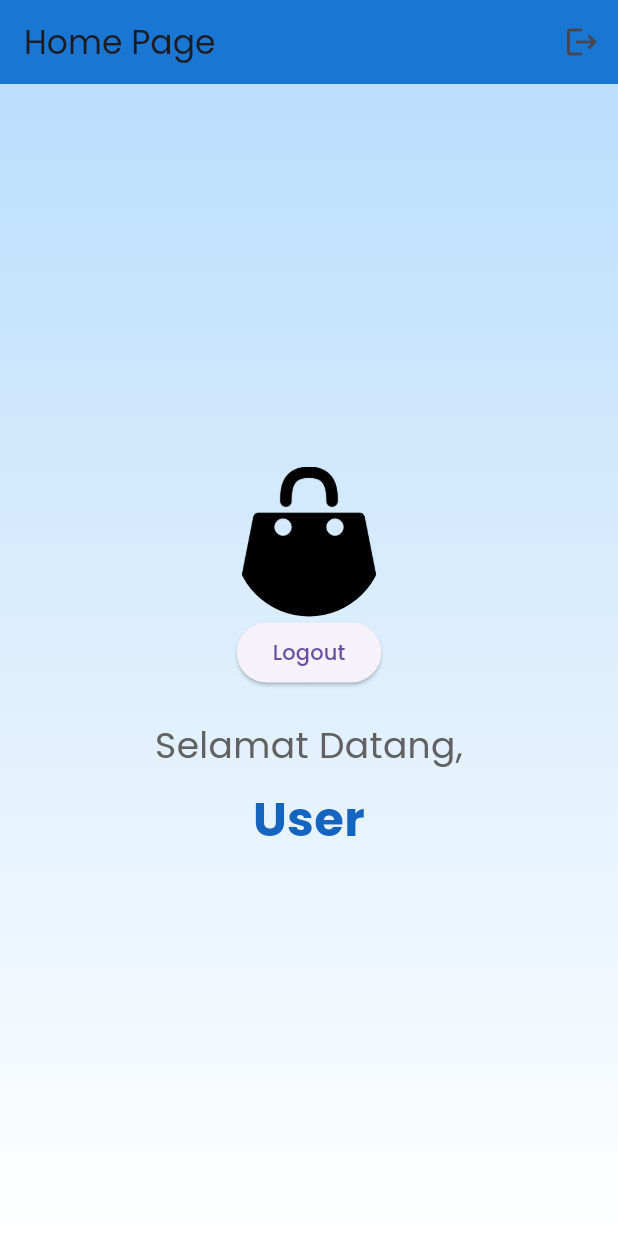
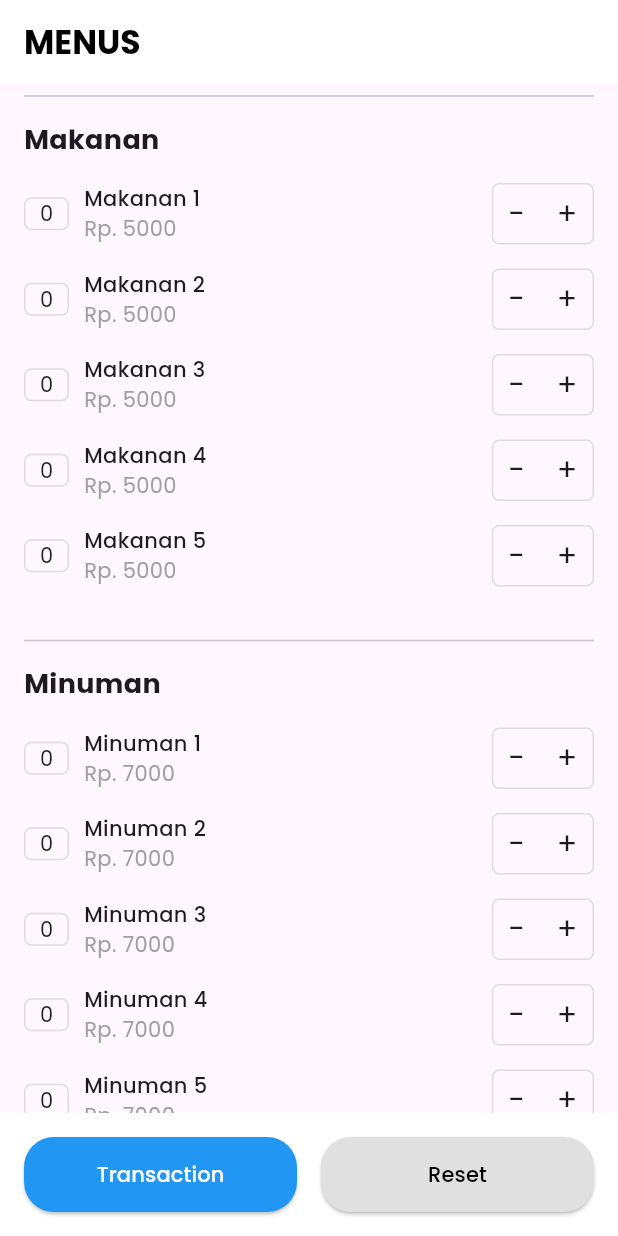
Before and after one commit to Hillmi-Nazwar/Mini_Project_Aplikasi_Mobile, a Flutter app: the HomePage screen opened directly, on a phone screen of 412 x 824 dp. Run offline on Flutter 3.47's test engine with Material 3 defaults, Android fonts, the phone set to English and light mode, and no system bars; our stand-ins replace google_fonts, shared_preferences; accounts and stored records are empty.

Commit message:
mathew change

```diff
--- /dev/null
+++ b/lib/log/fet.dart
@@ -0,0 +1,45 @@
+import 'package:flutter/material.dart';
+
+class TransactionPage extends StatelessWidget {
+  const TransactionPage({super.key});
+
+  @override
+  Widget build(BuildContext context) {
+    return Scaffold(
+      appBar: AppBar(
+        title: const Text("Transaction"),
+        backgroundColor: Colors.blue,
+        foregroundColor: Colors.white,
+      ),
+      body: Center(
+        child: Column(
+          mainAxisAlignment: MainAxisAlignment.center,
+          children: [
+            const Icon(
+              Icons.check_circle_outline,
+              size: 100,
+              color: Colors.green,
+            ),
+            const SizedBox(height: 20),
+            const Text(
+              "Transaksi Berhasil!",
+              style: TextStyle(fontSize: 24, fontWeight: FontWeight.bold),
+            ),
+            const SizedBox(height: 10),
+            const Text(
+              "Terima kasih atas pesanan Anda.",
+              style: TextStyle(fontSize: 16),
+            ),
+            const SizedBox(height: 40),
+            ElevatedButton(
+              onPressed: () {
+                Navigator.pop(context);
+              },
+              child: const Text("Kembali ke Menu"),
+            ),
+          ],
+        ),
+      ),
+    );
+  }
+}
--- a/lib/log/home_page.dart
+++ b/lib/log/home_page.dart
@@ -1,79 +1,188 @@
 import 'package:flutter/material.dart';
-import 'login_page.dart';
-import 'session_manager.dart';
-
-class HomePage extends StatelessWidget {
+import 'package:flutter/widgets.dart';
+import 'package:flutter/cupertino.dart';
+import 'fet.dart';
+class HomePage extends StatefulWidget {
   final String fullName;
 
   const HomePage({super.key, required this.fullName});
 
   @override
+  State<HomePage> createState() => _HomePageState();
+}
+
+class _HomePageState extends State<HomePage> {
+  final List<MenuItem> _makanan = [
+    MenuItem(name: "Makanan 1", price: 5000),
+    MenuItem(name: "Makanan 2", price: 5000),
+    MenuItem(name: "Makanan 3", price: 5000),
+    MenuItem(name: "Makanan 4", price: 5000),
+    MenuItem(name: "Makanan 5", price: 5000),
+  ];
+
+  final List<MenuItem> _minuman = [
+    MenuItem(name: "Minuman 1", price: 7000),
+    MenuItem(name: "Minuman 2", price: 7000),
+    MenuItem(name: "Minuman 3", price: 7000),
+    MenuItem(name: "Minuman 4", price: 7000),
+    MenuItem(name: "Minuman 5", price: 7000),
+  ];
+
+  @override
   Widget build(BuildContext context) {
     return Scaffold(
       appBar: AppBar(
-        title: const Text('Home Page'),
-        backgroundColor: Colors.blue.shade700,
-        actions: [
-          IconButton(
-            icon: const Icon(Icons.logout),
-            onPressed: () {
-              Navigator.pushAndRemoveUntil(
-                context,
-                MaterialPageRoute(builder: (context) => const LoginPage()),
-                (Route<dynamic> route) => false,
-              );
-            },
-          ),
-        ],
+        title: const Text('MENUS', style: TextStyle(fontWeight: FontWeight.bold)),
+        backgroundColor: Colors.white,
+        foregroundColor: Colors.black,
+        elevation: 0,
       ),
-      body: Container(
-        decoration: BoxDecoration(
-          gradient: LinearGradient(
-            colors: [Colors.blue.shade100, Colors.white],
-            begin: Alignment.topCenter,
-            end: Alignment.bottomCenter,
-          ),
+      body: SingleChildScrollView(
+        padding: const EdgeInsets.symmetric(horizontal: 16.0),
+        child: Column(
+          crossAxisAlignment: CrossAxisAlignment.start,
+          children: [
+            const Divider(),
+            const Padding(
+              padding: EdgeInsets.symmetric(vertical: 8.0),
+              child: Text("Makanan", style: TextStyle(fontSize: 18, fontWeight: FontWeight.bold)),
+            ),
+            ..._makanan.map((item) => MenuItemCard(item: item, onChanged: () => setState(() {}))).toList(),
+            const SizedBox(height: 20),
+            const Divider(),
+            const Padding(
+              padding: EdgeInsets.symmetric(vertical: 8.0),
+              child: Text("Minuman", style: TextStyle(fontSize: 18, fontWeight: FontWeight.bold)),
+            ),
+            ..._minuman.map((item) => MenuItemCard(item: item, onChanged: () => setState(() {}))).toList(),
+            const SizedBox(height: 50),
+          ],
         ),
-        child: Center(
-          child: Column(
-            mainAxisAlignment: MainAxisAlignment.center,
-            children: [
-              CircleAvatar(
-                radius: 50,
-                backgroundColor:
-                    Colors.transparent, // Agar background tidak menimpa gambar
-                // Pastikan file 'profile.png' ada di dalam folder 'assets/images/'
-                backgroundImage: AssetImage('assets/images/shop.png'),
+      ),
+      bottomSheet: Container(
+        color: Colors.white,
+        padding: const EdgeInsets.all(16.0),
+        child: Row(
+          mainAxisAlignment: MainAxisAlignment.spaceAround,
+          children: [
+            Expanded(
+              child: ElevatedButton(
+                onPressed: () {
+                  // Navigate to transaction page
+                  Navigator.push(context, MaterialPageRoute(builder: (context) => const TransactionPage()));
+                },
+                style: ElevatedButton.styleFrom(
+                  backgroundColor: Colors.blue,
+                  foregroundColor: Colors.white,
+                  shape: RoundedRectangleBorder(
+                    borderRadius: BorderRadius.circular(20),
+                  ),
+                  padding: const EdgeInsets.symmetric(vertical: 15),
+                ),
+                child: const Text("Transaction"),
               ),
-              ElevatedButton(
-                onPressed: () async {
-                  await SessionManager.logout();
-                  Navigator.pushReplacement(
-                    context,
-                    MaterialPageRoute(builder: (context) => const LoginPage()),
-                  );
+            ),
+            const SizedBox(width: 16),
+            Expanded(
+              child: ElevatedButton(
+                onPressed: () {
+                  setState(() {
+                    _makanan.forEach((item) => item.quantity = 0);
+                    _minuman.forEach((item) => item.quantity = 0);
+                  });
                 },
-                child: const Text("Logout"),
+                style: ElevatedButton.styleFrom(
+                  backgroundColor: Colors.grey.shade300,
+                  foregroundColor: Colors.black,
+                  shape: RoundedRectangleBorder(
+                    borderRadius: BorderRadius.circular(20),
+                  ),
+                  padding: const EdgeInsets.symmetric(vertical: 15),
+                ),
+                child: const Text("Reset"),
               ),
-              const SizedBox(height: 20),
-              Text(
-                'Selamat Datang,',
-                style: TextStyle(fontSize: 24, color: Colors.grey.shade700),
-              ),
-              const SizedBox(height: 10),
-              Text(
-                fullName,
-                style: TextStyle(
-                  fontSize: 32,
-                  fontWeight: FontWeight.bold,
-                  color: Colors.blue.shade800,
-                ),
-                textAlign: TextAlign.center,
-              ),
-            ],
-          ),
+            ),
+          ],
         ),
       ),
     );
   }
 }
+
+class MenuItem {
+  final String name;
+  final double price;
+  int quantity;
+
+  MenuItem({required this.name, required this.price, this.quantity = 0});
+}
+
+class MenuItemCard extends StatelessWidget {
+  final MenuItem item;
+  final VoidCallback onChanged;
+
+  const MenuItemCard({super.key, required this.item, required this.onChanged});
+
+  @override
+  Widget build(BuildContext context) {
+    return Padding(
+      padding: const EdgeInsets.symmetric(vertical: 8.0),
+      child: Row(
+        children: [
+          Container(
+            width: 30,
+            alignment: Alignment.center,
+            decoration: BoxDecoration(
+              border: Border.all(color: Colors.black12),
+              borderRadius: BorderRadius.circular(5),
+            ),
+            child: Text(item.quantity.toString()),
+          ),
+          const SizedBox(width: 10),
+          Expanded(
+            child: Column(
+              crossAxisAlignment: CrossAxisAlignment.start,
+              children: [
+                Text(item.name, style: const TextStyle(fontWeight: FontWeight.w500)),
+                Text("Rp. ${item.price.toStringAsFixed(0)}", style: const TextStyle(color: Colors.grey)),
+              ],
+            ),
+          ),
+          Container(
+            decoration: BoxDecoration(
+              border: Border.all(color: Colors.black12),
+              borderRadius: BorderRadius.circular(5),
+            ),
+            child: Row(
+              children: [
+                GestureDetector(
+                  onTap: () {
+                    if (item.quantity > 0) {
+                      item.quantity--;
+                      onChanged();
+                    }
+                  },
+                  child: const Padding(
+                    padding: EdgeInsets.symmetric(horizontal: 10, vertical: 5),
+                    child: Text("-", style: TextStyle(fontSize: 20)),
+                  ),
+                ),
+                const VerticalDivider(width: 1),
+                GestureDetector(
+                  onTap: () {
+                    item.quantity++;
+                    onChanged();
+                  },
+                  child: const Padding(
+                    padding: EdgeInsets.symmetric(horizontal: 10, vertical: 5),
+                    child: Text("+", style: TextStyle(fontSize: 20)),
+                  ),
+                ),
+              ],
+            ),
+          ),
+        ],
+      ),
+    );
+  }
+}
```
Also changed, not shown: assests/images/shop.png (renamed from assets/images/shop.png).
